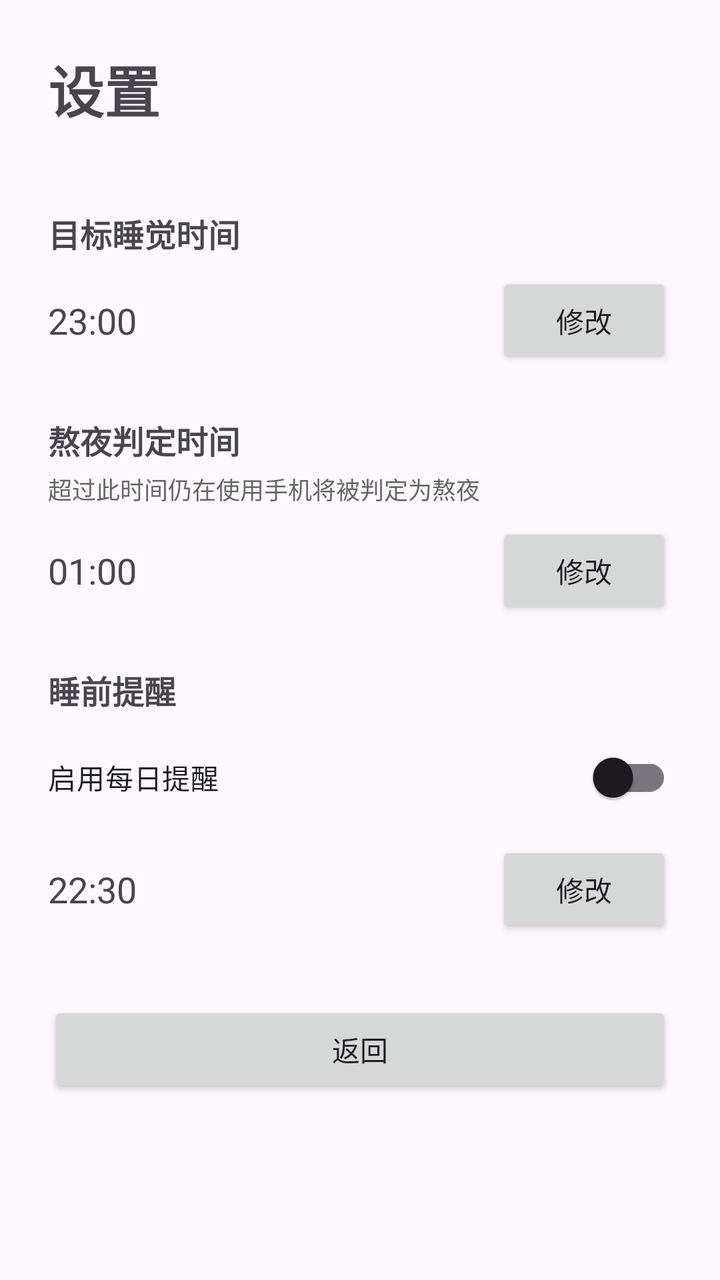
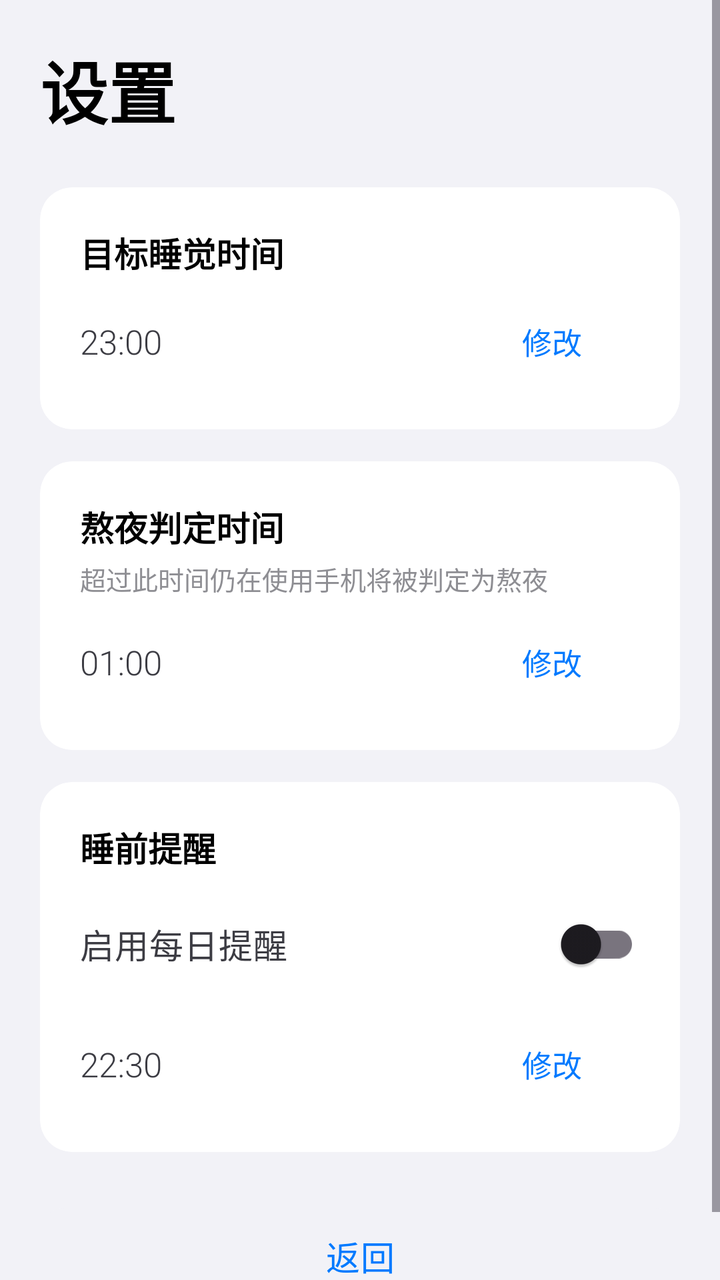

Two renders of the same Android screen: before a commit and after it. Below are the layout's source before the change and the commit's diff.
<!-- AndroidManifest.xml: application theme Theme.AreYouSleep -->
<!-- res/layout/activity_settings.xml -->
<?xml version="1.0" encoding="utf-8"?>
<ScrollView xmlns:android="http://schemas.android.com/apk/res/android"
    xmlns:app="http://schemas.android.com/apk/res-auto"
    android:layout_width="match_parent"
    android:layout_height="match_parent"
    android:fillViewport="true">

    <LinearLayout
        android:layout_width="match_parent"
        android:layout_height="wrap_content"
        android:orientation="vertical"
        android:padding="24dp">

        <TextView
            android:layout_width="wrap_content"
            android:layout_height="wrap_content"
            android:text="设置"
            android:textSize="28sp"
            android:textStyle="bold"
            android:layout_marginBottom="24dp" />

        <TextView
            android:layout_width="wrap_content"
            android:layout_height="wrap_content"
            android:text="目标睡觉时间"
            android:textSize="16sp"
            android:textStyle="bold"
            android:layout_marginTop="16dp" />

        <LinearLayout
            android:layout_width="match_parent"
            android:layout_height="wrap_content"
            android:orientation="horizontal"
            android:gravity="center_vertical"
            android:layout_marginTop="8dp">

            <TextView
                android:id="@+id/tv_target_sleep_time"
                android:layout_width="0dp"
                android:layout_height="wrap_content"
                android:layout_weight="1"
                android:text="23:00"
                android:textSize="18sp" />

            <Button
                android:id="@+id/btn_set_target_sleep_time"
                android:layout_width="wrap_content"
                android:layout_height="wrap_content"
                android:text="修改" />
        </LinearLayout>

        <TextView
            android:layout_width="wrap_content"
            android:layout_height="wrap_content"
            android:text="熬夜判定时间"
            android:textSize="16sp"
            android:textStyle="bold"
            android:layout_marginTop="24dp" />

        <TextView
            android:layout_width="wrap_content"
            android:layout_height="wrap_content"
            android:text="超过此时间仍在使用手机将被判定为熬夜"
            android:textSize="12sp"
            android:textColor="#666666"
            android:layout_marginTop="4dp" />

        <LinearLayout
            android:layout_width="match_parent"
            android:layout_height="wrap_content"
            android:orientation="horizontal"
            android:gravity="center_vertical"
            android:layout_marginTop="8dp">

            <TextView
                android:id="@+id/tv_stay_up_late_threshold"
                android:layout_width="0dp"
                android:layout_height="wrap_content"
                android:layout_weight="1"
                android:text="01:00"
                android:textSize="18sp" />

            <Button
                android:id="@+id/btn_set_threshold"
                android:layout_width="wrap_content"
                android:layout_height="wrap_content"
                android:text="修改" />
        </LinearLayout>

        <TextView
            android:layout_width="wrap_content"
            android:layout_height="wrap_content"
            android:text="睡前提醒"
            android:textSize="16sp"
            android:textStyle="bold"
            android:layout_marginTop="24dp" />

        <androidx.appcompat.widget.SwitchCompat
            android:id="@+id/switch_reminder"
            android:layout_width="match_parent"
            android:layout_height="wrap_content"
            android:text="启用每日提醒"
            android:layout_marginTop="8dp" />

        <LinearLayout
            android:id="@+id/layout_reminder_time"
            android:layout_width="match_parent"
            android:layout_height="wrap_content"
            android:orientation="horizontal"
            android:gravity="center_vertical"
            android:layout_marginTop="8dp">

            <TextView
                android:id="@+id/tv_reminder_time"
                android:layout_width="0dp"
                android:layout_height="wrap_content"
                android:layout_weight="1"
                android:text="22:30"
                android:textSize="18sp" />

            <Button
                android:id="@+id/btn_set_reminder_time"
                android:layout_width="wrap_content"
                android:layout_height="wrap_content"
                android:text="修改" />
        </LinearLayout>

        <Button
            android:id="@+id/btn_back"
            android:layout_width="match_parent"
            android:layout_height="wrap_content"
            android:text="返回"
            android:layout_marginTop="32dp" />

    </LinearLayout>
</ScrollView>
<!-- resources referenced by this layout -->
<resources>
  <style name="Theme.AreYouSleep" parent="Theme.Material3.DayNight.NoActionBar">
          <item name="colorPrimary">#6200EE</item>
          <item name="colorPrimaryVariant">#3700B3</item>
          <item name="colorOnPrimary">#FFFFFF</item>
          <item name="colorSecondary">#03DAC5</item>
          <item name="colorSecondaryVariant">#018786</item>
          <item name="colorOnSecondary">#000000</item>
      </style>
</resources>

<!-- the commit's change to res/layout/activity_settings.xml (unified diff, before → after) -->
@@ -9,128 +9,195 @@
         android:layout_width="match_parent"
         android:layout_height="wrap_content"
         android:orientation="vertical"
-        android:padding="24dp">
+        android:padding="20dp">
 
         <TextView
             android:layout_width="wrap_content"
             android:layout_height="wrap_content"
             android:text="设置"
-            android:textSize="28sp"
+            android:textSize="34sp"
             android:textStyle="bold"
+            android:textColor="#000000"
             android:layout_marginBottom="24dp" />
 
-        <TextView
-            android:layout_width="wrap_content"
-            android:layout_height="wrap_content"
-            android:text="目标睡觉时间"
-            android:textSize="16sp"
-            android:textStyle="bold"
-            android:layout_marginTop="16dp" />
-
-        <LinearLayout
-            android:layout_width="match_parent"
-            android:layout_height="wrap_content"
-            android:orientation="horizontal"
-            android:gravity="center_vertical"
-            android:layout_marginTop="8dp">
-
-            <TextView
-                android:id="@+id/tv_target_sleep_time"
-                android:layout_width="0dp"
+        <com.google.android.material.card.MaterialCardView
+            android:layout_width="match_parent"
+            android:layout_height="wrap_content"
+            android:layout_marginBottom="16dp"
+            app:cardCornerRadius="16dp"
+            app:cardElevation="0dp"
+            app:strokeWidth="0dp">
+
+            <LinearLayout
+                android:layout_width="match_parent"
                 android:layout_height="wrap_content"
-                android:layout_weight="1"
-                android:text="23:00"
-                android:textSize="18sp" />
-
-            <Button
-                android:id="@+id/btn_set_target_sleep_time"
-                android:layout_width="wrap_content"
+                android:orientation="vertical"
+                android:padding="20dp">
+
+                <TextView
+                    android:layout_width="wrap_content"
+                    android:layout_height="wrap_content"
+                    android:text="目标睡觉时间"
+                    android:textSize="17sp"
+                    android:textStyle="bold"
+                    android:textColor="#000000"
+                    android:layout_marginBottom="8dp" />
+
+                <LinearLayout
+                    android:layout_width="match_parent"
+                    android:layout_height="wrap_content"
+                    android:orientation="horizontal"
+                    android:gravity="center_vertical">
+
+                    <TextView
+                        android:id="@+id/tv_target_sleep_time"
+                        android:layout_width="0dp"
+                        android:layout_height="wrap_content"
+                        android:layout_weight="1"
+                        android:text="23:00"
+                        android:textSize="17sp"
+                        android:textColor="#3C3C43" />
+
+                    <com.google.android.material.button.MaterialButton
+                        android:id="@+id/btn_set_target_sleep_time"
+                        android:layout_width="wrap_content"
+                        android:layout_height="wrap_content"
+                        android:text="修改"
+                        android:textSize="15sp"
+                        app:cornerRadius="8dp"
+                        style="@style/Widget.Material3.Button.TextButton" />
+                </LinearLayout>
+            </LinearLayout>
+        </com.google.android.material.card.MaterialCardView>
+
+        <com.google.android.material.card.MaterialCardView
+            android:layout_width="match_parent"
+            android:layout_height="wrap_content"
+            android:layout_marginBottom="16dp"
+            app:cardCornerRadius="16dp"
+            app:cardElevation="0dp"
+            app:strokeWidth="0dp">
+
+            <LinearLayout
+                android:layout_width="match_parent"
                 android:layout_height="wrap_content"
-                android:text="修改" />
-        </LinearLayout>
-
-        <TextView
-            android:layout_width="wrap_content"
-            android:layout_height="wrap_content"
-            android:text="熬夜判定时间"
-            android:textSize="16sp"
-            android:textStyle="bold"
-            android:layout_marginTop="24dp" />
-
-        <TextView
-            android:layout_width="wrap_content"
-            android:layout_height="wrap_content"
-            android:text="超过此时间仍在使用手机将被判定为熬夜"
-            android:textSize="12sp"
-            android:textColor="#666666"
-            android:layout_marginTop="4dp" />
-
-        <LinearLayout
-            android:layout_width="match_parent"
-            android:layout_height="wrap_content"
-            android:orientation="horizontal"
-            android:gravity="center_vertical"
-            android:layout_marginTop="8dp">
-
-            <TextView
-                android:id="@+id/tv_stay_up_late_threshold"
-                android:layout_width="0dp"
+                android:orientation="vertical"
+                android:padding="20dp">
+
+                <TextView
+                    android:layout_width="wrap_content"
+                    android:layout_height="wrap_content"
+                    android:text="熬夜判定时间"
+                    android:textSize="17sp"
+                    android:textStyle="bold"
+                    android:textColor="#000000"
+                    android:layout_marginBottom="4dp" />
+
+                <TextView
+                    android:layout_width="wrap_content"
+                    android:layout_height="wrap_content"
+                    android:text="超过此时间仍在使用手机将被判定为熬夜"
+                    android:textSize="13sp"
+                    android:textColor="#8E8E93"
+                    android:layout_marginBottom="8dp" />
+
+                <LinearLayout
+                    android:layout_width="match_parent"
+                    android:layout_height="wrap_content"
+                    android:orientation="horizontal"
+                    android:gravity="center_vertical">
+
+                    <TextView
+                        android:id="@+id/tv_stay_up_late_threshold"
+                        android:layout_width="0dp"
+                        android:layout_height="wrap_content"
+                        android:layout_weight="1"
+                        android:text="01:00"
+                        android:textSize="17sp"
+                        android:textColor="#3C3C43" />
+
+                    <com.google.android.material.button.MaterialButton
+                        android:id="@+id/btn_set_threshold"
+                        android:layout_width="wrap_content"
+                        android:layout_height="wrap_content"
+                        android:text="修改"
+                        android:textSize="15sp"
+                        app:cornerRadius="8dp"
+                        style="@style/Widget.Material3.Button.TextButton" />
+                </LinearLayout>
+            </LinearLayout>
+        </com.google.android.material.card.MaterialCardView>
+
+        <com.google.android.material.card.MaterialCardView
+            android:layout_width="match_parent"
+            android:layout_height="wrap_content"
+            android:layout_marginBottom="24dp"
+            app:cardCornerRadius="16dp"
+            app:cardElevation="0dp"
+            app:strokeWidth="0dp">
+
+            <LinearLayout
+                android:layout_width="match_parent"
                 android:layout_height="wrap_content"
-                android:layout_weight="1"
-                android:text="01:00"
-                android:textSize="18sp" />
-
-            <Button
-                android:id="@+id/btn_set_threshold"
-                android:layout_width="wrap_content"
-                android:layout_height="wrap_content"
-                android:text="修改" />
-        </LinearLayout>
-
-        <TextView
-            android:layout_width="wrap_content"
-            android:layout_height="wrap_content"
-            android:text="睡前提醒"
-            android:textSize="16sp"
-            android:textStyle="bold"
-            android:layout_marginTop="24dp" />
-
-        <androidx.appcompat.widget.SwitchCompat
-            android:id="@+id/switch_reminder"
-            android:layout_width="match_parent"
-            android:layout_height="wrap_content"
-            android:text="启用每日提醒"
-            android:layout_marginTop="8dp" />
-
-        <LinearLayout
-            android:id="@+id/layout_reminder_time"
-            android:layout_width="match_parent"
-            android:layout_height="wrap_content"
-            android:orientation="horizontal"
-            android:gravity="center_vertical"
-            android:layout_marginTop="8dp">
-
-            <TextView
-                android:id="@+id/tv_reminder_time"
-                android:layout_width="0dp"
-                android:layout_height="wrap_content"
-                android:layout_weight="1"
-                android:text="22:30"
-                android:textSize="18sp" />
-
-            <Button
-                android:id="@+id/btn_set_reminder_time"
-                android:layout_width="wrap_content"
-                android:layout_height="wrap_content"
-                android:text="修改" />
-        </LinearLayout>
-
-        <Button
+                android:orientation="vertical"
+                android:padding="20dp">
+
+                <TextView
+                    android:layout_width="wrap_content"
+                    android:layout_height="wrap_content"
+                    android:text="睡前提醒"
+                    android:textSize="17sp"
+                    android:textStyle="bold"
+                    android:textColor="#000000"
+                    android:layout_marginBottom="12dp" />
+
+                <androidx.appcompat.widget.SwitchCompat
+                    android:id="@+id/switch_reminder"
+                    android:layout_width="match_parent"
+                    android:layout_height="wrap_content"
+                    android:text="启用每日提醒"
+                    android:textSize="17sp"
+                    android:textColor="#3C3C43"
+                    android:layout_marginBottom="12dp" />
+
+                <LinearLayout
+                    android:id="@+id/layout_reminder_time"
+                    android:layout_width="match_parent"
+                    android:layout_height="wrap_content"
+                    android:orientation="horizontal"
+                    android:gravity="center_vertical">
+
+                    <TextView
+                        android:id="@+id/tv_reminder_time"
+                        android:layout_width="0dp"
+                        android:layout_height="wrap_content"
+                        android:layout_weight="1"
+                        android:text="22:30"
+                        android:textSize="17sp"
+                        android:textColor="#3C3C43" />
+
+                    <com.google.android.material.button.MaterialButton
+                        android:id="@+id/btn_set_reminder_time"
+                        android:layout_width="wrap_content"
+                        android:layout_height="wrap_content"
+                        android:text="修改"
+                        android:textSize="15sp"
+                        app:cornerRadius="8dp"
+                        style="@style/Widget.Material3.Button.TextButton" />
+                </LinearLayout>
+            </LinearLayout>
+        </com.google.android.material.card.MaterialCardView>
+
+        <com.google.android.material.button.MaterialButton
             android:id="@+id/btn_back"
             android:layout_width="match_parent"
-            android:layout_height="wrap_content"
+            android:layout_height="56dp"
             android:text="返回"
-            android:layout_marginTop="32dp" />
+            android:textSize="17sp"
+            app:cornerRadius="12dp"
+            app:backgroundTint="#F2F2F7"
+            android:textColor="#007AFF"
+            style="@style/Widget.Material3.Button.TextButton" />
 
     </LinearLayout>
 </ScrollView>
<!-- resource entries referenced after the edit -->
@@ -1,12 +1,15 @@
 <!-- resources referenced by this layout -->
 <resources>
-  <style name="Theme.AreYouSleep" parent="Theme.Material3.DayNight.NoActionBar">
-          <item name="colorPrimary">#6200EE</item>
-          <item name="colorPrimaryVariant">#3700B3</item>
+  <style name="Theme.AreYouSleep" parent="Theme.Material3.Light.NoActionBar">
+          <item name="colorPrimary">#007AFF</item>
+          <item name="colorPrimaryVariant">#0051D5</item>
           <item name="colorOnPrimary">#FFFFFF</item>
-          <item name="colorSecondary">#03DAC5</item>
-          <item name="colorSecondaryVariant">#018786</item>
-          <item name="colorOnSecondary">#000000</item>
+          <item name="colorSecondary">#5AC8FA</item>
+          <item name="colorSecondaryVariant">#32ADE6</item>
+          <item name="colorOnSecondary">#FFFFFF</item>
+          <item name="android:windowBackground">#F2F2F7</item>
+          <item name="colorSurface">#FFFFFF</item>
+          <item name="android:fontFamily">sans-serif-light</item>
       </style>
 </resources>
 
